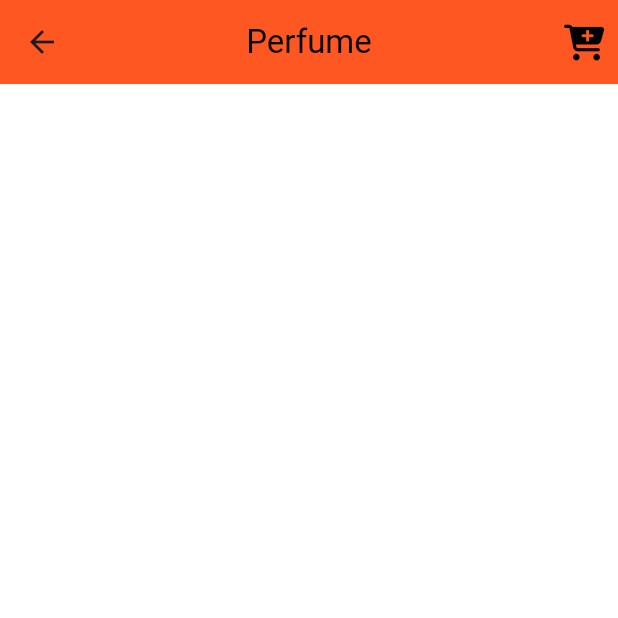
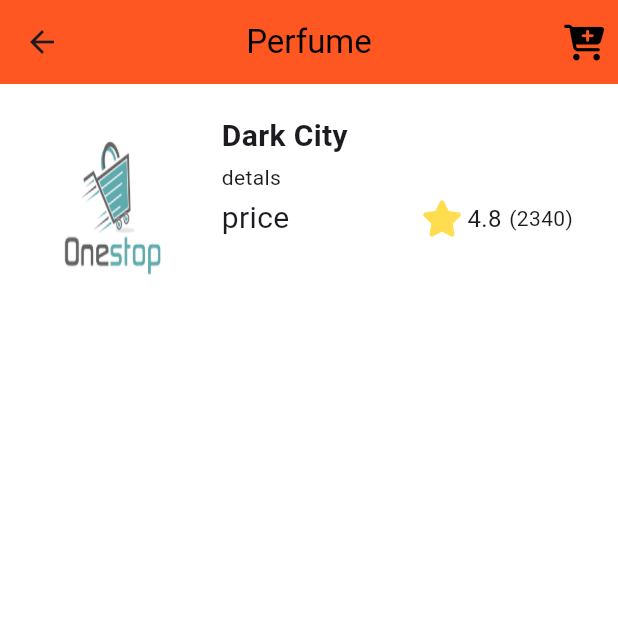
Before and after one commit to YazanMtawej/onestopshop, a Flutter app: the PerfumeViewBody screen opened directly, on a phone screen of 412 x 824 dp, the top half of it. Run offline on Flutter 3.47's test engine with Material 3 defaults, Android fonts, the phone set to English and light mode, and no system bars; our stand-ins replace convex_bottom_bar, device_preview, flutter_svg, font_awesome_flutter, get.

Commit message:
add perfume list view item and perfume rating

```diff
--- a/lib/features/Home/data/presentation/views/perfume_view.dart
+++ b/lib/features/Home/data/presentation/views/perfume_view.dart
@@ -1,5 +1,5 @@
 import 'package:flutter/material.dart';
-import 'package:onestopshop/features/Home/data/presentation/views/widgets/clothes_view_body.dart';
+import 'package:onestopshop/features/Home/data/presentation/views/widgets/pefume_view_body.dart';
 
 class PerfumeView extends StatelessWidget {
   const PerfumeView({super.key});
--- a/lib/features/Home/data/presentation/views/widgets/clothes_view_body.dart
+++ b/lib/features/Home/data/presentation/views/widgets/pefume_view_body.dart
@@ -1,6 +1,7 @@
 import 'package:flutter/material.dart';
 import 'package:font_awesome_flutter/font_awesome_flutter.dart';
 import 'package:onestopshop/constents.dart';
+import 'package:onestopshop/features/Home/data/presentation/views/widgets/perfum_list_view_item.dart';
 
 class PerfumeViewBody extends StatelessWidget {
   const PerfumeViewBody({super.key});
@@ -9,7 +10,7 @@ class PerfumeViewBody extends StatelessWidget {
   Widget build(BuildContext context) {
     return SafeArea(child: Scaffold(
       appBar: AppBar(
-          backgroundColor: kButtonColor,
+          backgroundColor: kAppBarColor,
           elevation: 0,
           title: const Text('Perfume', style: TextStyle(color: Colors.black)),
           centerTitle: true,
@@ -20,7 +21,14 @@ class PerfumeViewBody extends StatelessWidget {
             ),
           ],
         ),
-      body: const Column(),
+      body: Padding(
+        padding: const EdgeInsets.symmetric(horizontal: 30,vertical: 20),
+        child: const Column(
+          children: [
+            PerfumeListViewItem(),
+          ],
+        ),
+      ),
     ),);
   }
 }
--- /dev/null
+++ b/lib/features/Home/data/presentation/views/widgets/perfum_list_view_item.dart
@@ -0,0 +1,53 @@
+
+import 'package:flutter/material.dart';
+import 'package:onestopshop/assets.dart';
+import 'package:onestopshop/features/Home/data/presentation/views/widgets/perfume_rating.dart';
+
+class PerfumeListViewItem extends StatelessWidget {
+  const PerfumeListViewItem({super.key});
+
+  @override
+  Widget build(BuildContext context) {
+    return  SizedBox(
+      height: 130,
+      child: Row(
+        children: [
+          AspectRatio(
+            aspectRatio: 2.7/4,
+            child: Container(
+              decoration: BoxDecoration(
+                borderRadius: BorderRadius.circular(8),
+                image: const DecorationImage(
+                  fit: BoxFit.fill,
+                  image: AssetImage(AssetsData.logo,)),
+              ),
+            ),
+          ),
+       const   SizedBox(width: 30,),
+          Expanded(
+            child: Column(
+              crossAxisAlignment: CrossAxisAlignment.start,
+              children: [
+              SizedBox(
+                width: MediaQuery.of(context).size.width* .5,
+                child: Text('Dark City',
+                maxLines: 2,
+                overflow: TextOverflow.ellipsis,
+                style: TextStyle(fontSize: 20,fontWeight: FontWeight.bold),)),
+                SizedBox(height: 3,),
+                Text('detals',style: TextStyle(fontSize: 14,),),
+                 SizedBox(height: 3,),
+                Row(children: const[
+                  Text("price",style: TextStyle(fontSize:20),),
+                  Spacer(),
+                  PerfumeRating(),
+                ],)
+
+            ],
+            ),
+          ),
+        ],
+      ),
+    );
+  }
+}
--- /dev/null
+++ b/lib/features/Home/data/presentation/views/widgets/perfume_rating.dart
@@ -0,0 +1,19 @@
+import 'package:flutter/material.dart';
+import 'package:font_awesome_flutter/font_awesome_flutter.dart';
+
+class PerfumeRating extends StatelessWidget {
+  const PerfumeRating({super.key});
+
+  @override
+  Widget build(BuildContext context) {
+    return const Row(
+      children:[
+        Icon(FontAwesomeIcons.solidStar,color: Color(0xffFFDD4F),),
+        SizedBox(width: 6.3,),
+        Text('4.8',style: TextStyle(fontSize: 16),),
+         SizedBox(width: 5,),
+        Text('(2340)',style: TextStyle(fontSize: 14),)
+      ],
+    );
+  }
+}
```
